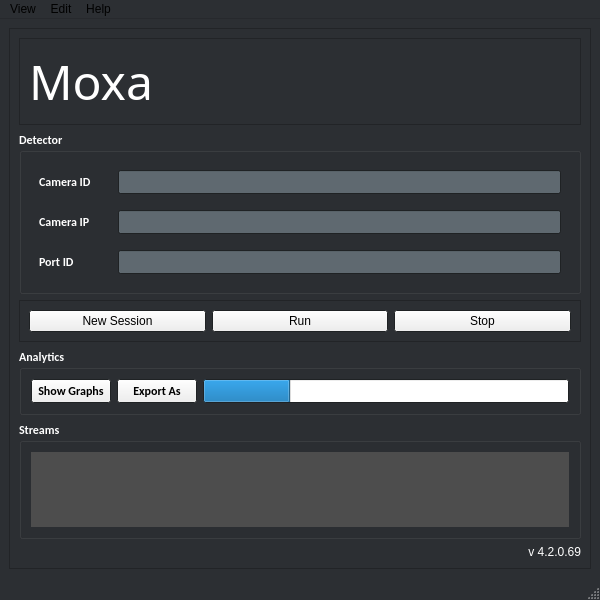
Above: Moxa.ui from Hack-n-Chill/ShittyBots before the change. Below: the same form after it.
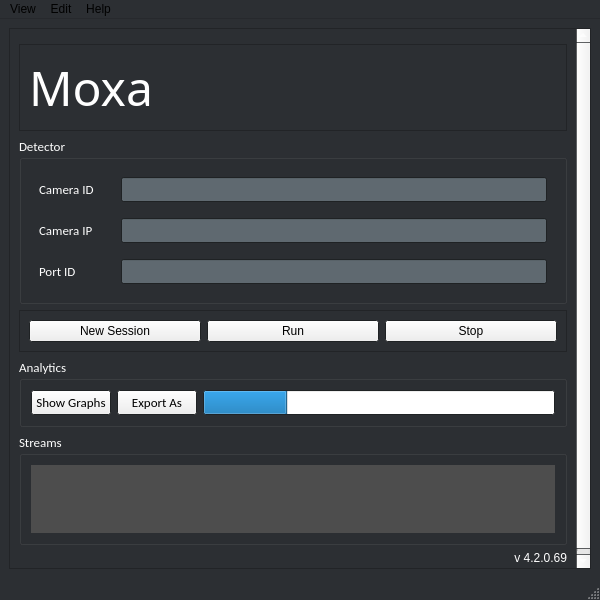
That is the form after the change. Icons and pictures are not drawn.

Patch:
```diff
--- a/Moxa.ui
+++ b/Moxa.ui
@@ -195,6 +195,12 @@
         </rect>
        </property>
        <layout class="QVBoxLayout" name="verticalLayout">
+        <property name="leftMargin">
+         <number>9</number>
+        </property>
+        <property name="topMargin">
+         <number>15</number>
+        </property>
         <item>
          <widget class="QFrame" name="frame_2">
           <property name="frameShape">
@@ -261,6 +267,15 @@
                </color>
               </brush>
              </colorrole>
+             <colorrole role="PlaceholderText">
+              <brush brushstyle="NoBrush">
+               <color alpha="128">
+                <red>255</red>
+                <green>255</green>
+                <blue>255</blue>
+               </color>
+              </brush>
+             </colorrole>
             </active>
             <inactive>
              <colorrole role="WindowText">
@@ -299,6 +314,15 @@
                </color>
               </brush>
              </colorrole>
+             <colorrole role="PlaceholderText">
+              <brush brushstyle="NoBrush">
+               <color alpha="128">
+                <red>255</red>
+                <green>255</green>
+                <blue>255</blue>
+               </color>
+              </brush>
+             </colorrole>
             </inactive>
             <disabled>
              <colorrole role="WindowText">
@@ -337,15 +361,24 @@
                </color>
               </brush>
              </colorrole>
+             <colorrole role="PlaceholderText">
+              <brush brushstyle="NoBrush">
+               <color alpha="128">
+                <red>255</red>
+                <green>255</green>
+                <blue>255</blue>
+               </color>
+              </brush>
+             </colorrole>
             </disabled>
            </palette>
           </property>
           <property name="font">
            <font>
             <family>Calibri</family>
-            <pointsize>9</pointsize>
-            <weight>75</weight>
-            <bold>true</bold>
+            <pointsize>10</pointsize>
+            <weight>50</weight>
+            <bold>false</bold>
            </font>
           </property>
           <property name="title">
@@ -603,6 +636,15 @@
                </color>
               </brush>
              </colorrole>
+             <colorrole role="PlaceholderText">
+              <brush brushstyle="NoBrush">
+               <color alpha="128">
+                <red>255</red>
+                <green>255</green>
+                <blue>255</blue>
+               </color>
+              </brush>
+             </colorrole>
             </active>
             <inactive>
              <colorrole role="WindowText">
@@ -641,6 +683,15 @@
                </color>
               </brush>
              </colorrole>
+             <colorrole role="PlaceholderText">
+              <brush brushstyle="NoBrush">
+               <color alpha="128">
+                <red>255</red>
+                <green>255</green>
+                <blue>255</blue>
+               </color>
+              </brush>
+             </colorrole>
             </inactive>
             <disabled>
              <colorrole role="WindowText">
@@ -679,15 +730,24 @@
                </color>
               </brush>
              </colorrole>
+             <colorrole role="PlaceholderText">
+              <brush brushstyle="NoBrush">
+               <color alpha="128">
+                <red>255</red>
+                <green>255</green>
+                <blue>255</blue>
+               </color>
+              </brush>
+             </colorrole>
             </disabled>
            </palette>
           </property>
           <property name="font">
            <font>
             <family>Calibri</family>
-            <pointsize>9</pointsize>
-            <weight>75</weight>
-            <bold>true</bold>
+            <pointsize>10</pointsize>
+            <weight>50</weight>
+            <bold>false</bold>
            </font>
           </property>
           <property name="title">
@@ -759,6 +819,15 @@
                </color>
               </brush>
              </colorrole>
+             <colorrole role="PlaceholderText">
+              <brush brushstyle="NoBrush">
+               <color alpha="128">
+                <red>255</red>
+                <green>255</green>
+                <blue>255</blue>
+               </color>
+              </brush>
+             </colorrole>
             </active>
             <inactive>
              <colorrole role="WindowText">
@@ -797,6 +866,15 @@
                </color>
               </brush>
              </colorrole>
+             <colorrole role="PlaceholderText">
+              <brush brushstyle="NoBrush">
+               <color alpha="128">
+                <red>255</red>
+                <green>255</green>
+                <blue>255</blue>
+               </color>
+              </brush>
+             </colorrole>
             </inactive>
             <disabled>
              <colorrole role="WindowText">
@@ -835,15 +913,24 @@
                </color>
               </brush>
              </colorrole>
+             <colorrole role="PlaceholderText">
+              <brush brushstyle="NoBrush">
+               <color alpha="128">
+                <red>255</red>
+                <green>255</green>
+                <blue>255</blue>
+               </color>
+              </brush>
+             </colorrole>
             </disabled>
            </palette>
           </property>
           <property name="font">
            <font>
             <family>Calibri</family>
-            <pointsize>9</pointsize>
-            <weight>75</weight>
-            <bold>true</bold>
+            <pointsize>10</pointsize>
+            <weight>50</weight>
+            <bold>false</bold>
            </font>
           </property>
           <property name="title">
```
Left out of the diff: 6 changed lines with no effect on the pictures.
